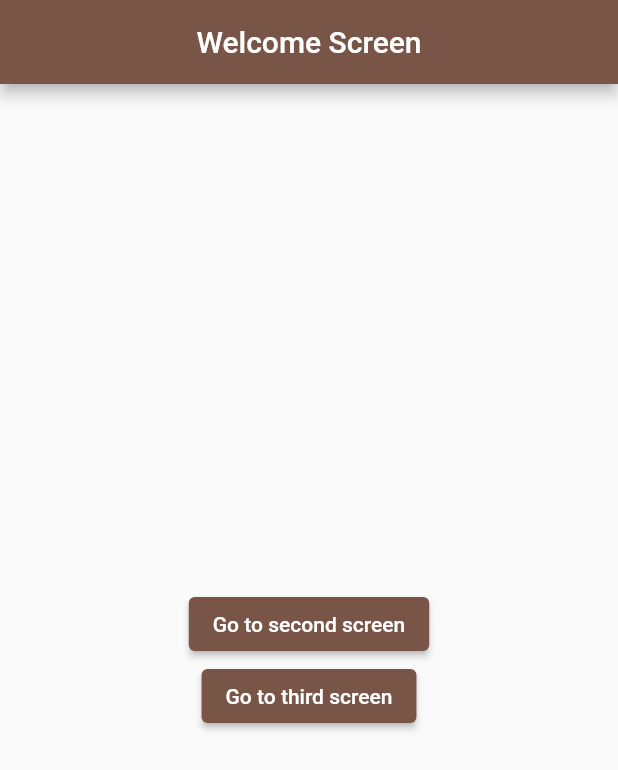
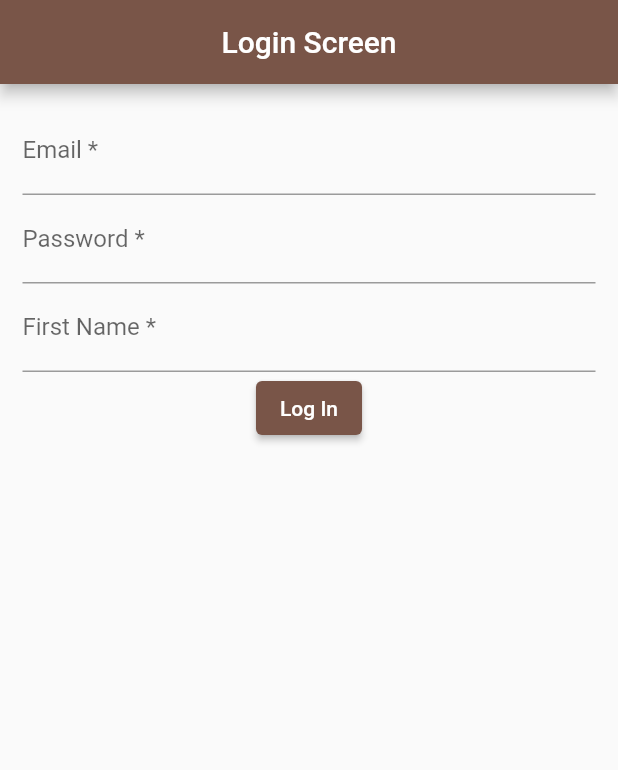
Before and after one commit to TarekFaysal/flutter_project_3, a Flutter app: the screen it shows after launch, on a phone screen of 412 x 824 dp. Shown: the top 770 px of the screen. Run offline on Flutter 3.47's test engine with Material 2 defaults, Android fonts, the phone set to English and light mode, and no system bars; our stand-ins replace email_validator.

```diff
--- a/lib/main.dart
+++ b/lib/main.dart
@@ -13,6 +13,7 @@ class MyApp extends StatelessWidget {
   Widget build(BuildContext context) {
     return MaterialApp(
       title: 'Flutter Demo',
+      debugShowCheckedModeBanner: false,
       theme: ThemeData(
         // This is the theme of your application.
         //
--- a/lib/screens/welcome/welcome_screen.dart
+++ b/lib/screens/welcome/welcome_screen.dart
@@ -1,7 +1,5 @@
+import 'package:email_validator/email_validator.dart';
 import 'package:flutter/material.dart';
-import 'package:flutter_project_3/model/user.dart';
-import 'package:flutter_project_3/screens/second/second_screen.dart';
-import 'package:flutter_project_3/screens/third/third_screen.dart';
 
 class WelcomeScreen extends StatefulWidget {
   const WelcomeScreen({Key key}) : super(key: key);
@@ -11,39 +9,76 @@ class WelcomeScreen extends StatefulWidget {
 }
 
 class _WelcomeScreenState extends State<WelcomeScreen> {
-  String firstName2 = "Jihad";
-  String lastName2 = "Hossain";
-  String address = "Kaunia, Barisal";
-
-  TextStyle textStyle = TextStyle(color: Colors.blue, fontSize: 30);
-  ButtonStyle buttonStyle =
-      ButtonStyle(backgroundColor: MaterialStateProperty.all(Colors.red));
+  TextEditingController emailEditingController = TextEditingController();
+  TextEditingController passwordEditingController = TextEditingController();
+  TextEditingController firstNameEditingController = TextEditingController();
+  final _formKey = GlobalKey<FormState>();
   @override
   Widget build(BuildContext context) {
     return Scaffold(
       appBar: AppBar(
-        title: Text("Welcome Screen"),
         centerTitle: true,
+        title: Text("Login Screen"),
       ),
-      body: Container(
-        alignment: Alignment.center,
-        child: Column(mainAxisAlignment: MainAxisAlignment.center, children: [
-          ElevatedButton(
-            onPressed: () {
-              User user = new User(
-                  firstName: firstName2, lastName: lastName2, address: address);
-              Navigator.pushNamed(context, SecondScreen.routeName,
-                  arguments: user);
-            },
-            child: Text("Go to second screen"),
+      body: SingleChildScrollView(
+        child: Container(
+          margin: EdgeInsets.all(15),
+          child: Form(
+            key: _formKey,
+            child: Column(
+              children: [
+                TextFormField(
+                  validator: (value) {
+                    if (EmailValidator.validate(value)) {
+                      return null;
+                    } else {
+                      return "Please enter a valid email";
+                    }
+                  },
+                  controller: emailEditingController,
+                  decoration:
+                      InputDecoration(hintText: "Email", labelText: "Email *"),
+                ),
+                TextFormField(
+                  validator: (value) {
+                    if (value.length > 8) {
+                      return null;
+                    } else {
+                      return "Password must be a minimum of 8 characters";
+                    }
+                  },
+                  obscureText: true,
+                  controller: passwordEditingController,
+                  decoration: InputDecoration(
+                      hintText: "Password", labelText: "Password *"),
+                ),
+                //first name
+                TextFormField(
+                  validator: (value) {
+                    if (value.isNotEmpty) {
+                      return null;
+                    } else {
+                      return "Please enter first name";
+                    }
+                  },
+                  obscureText: true,
+                  controller: firstNameEditingController,
+                  decoration: InputDecoration(
+                      hintText: "First Name", labelText: "First Name *"),
+                ),
+                ElevatedButton(
+                    onPressed: () {
+                      if (_formKey.currentState.validate()) {
+                        String email = emailEditingController.text;
+                        String password = passwordEditingController.text;
+                        print(email + password);
+                      }
+                    },
+                    child: Text("Log In"))
+              ],
+            ),
           ),
-          ElevatedButton(
-            onPressed: () {
-              Navigator.pushNamed(context, ThirdScreen.routeName);
-            },
-            child: Text("Go to third screen"),
-          ),
-        ]),
+        ),
       ),
     );
   }
--- a/pubspec.yaml
+++ b/pubspec.yaml
@@ -3,7 +3,7 @@ description: A new Flutter project.
 
 # The following line prevents the package from being accidentally published to
 # pub.dev using `pub publish`. This is preferred for private packages.
-publish_to: 'none' # Remove this line if you wish to publish to pub.dev
+publish_to: "none" # Remove this line if you wish to publish to pub.dev
 
 # The following defines the version and build number for your application.
 # A version number is three numbers separated by dots, like 1.2.43
@@ -23,7 +23,7 @@ environment:
 dependencies:
   flutter:
     sdk: flutter
-
+  email_validator: ^2.0.1
 
   # The following adds the Cupertino Icons font to your application.
   # Use with the CupertinoIcons class for iOS style icons.
@@ -38,7 +38,6 @@ dev_dependencies:
 
 # The following section is specific to Flutter.
 flutter:
-
   # The following line ensures that the Material Icons font is
   # included with your application, so that you can use the icons in
   # the material Icons class.
```
Also changed, not shown: pubspec.lock.
